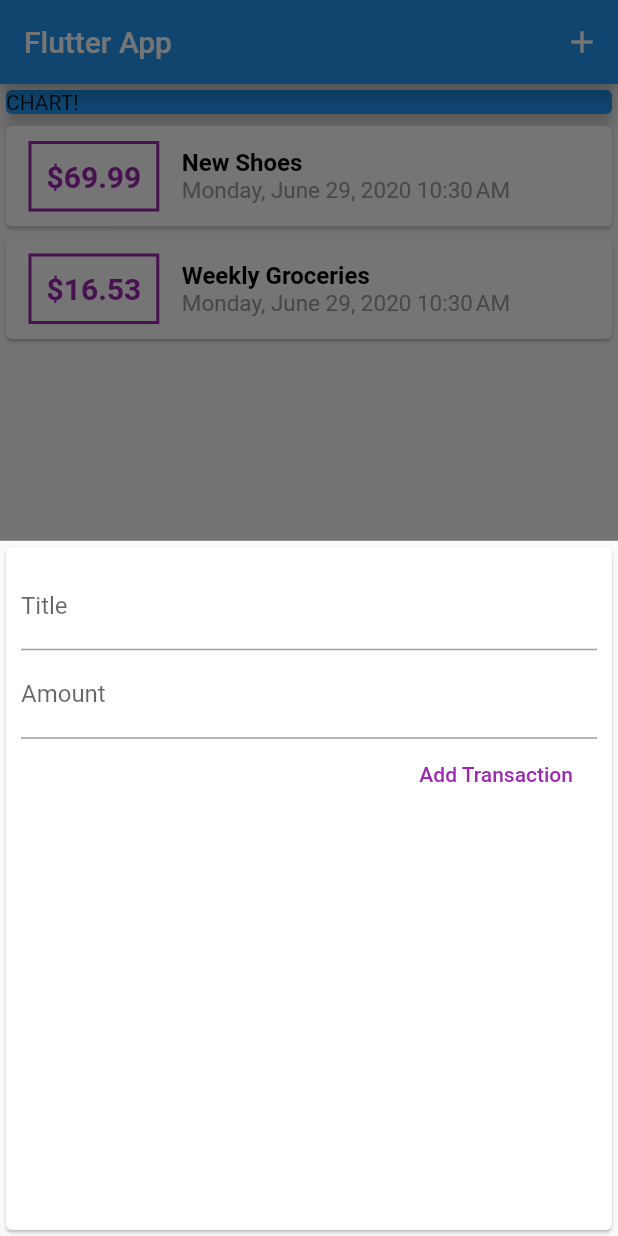
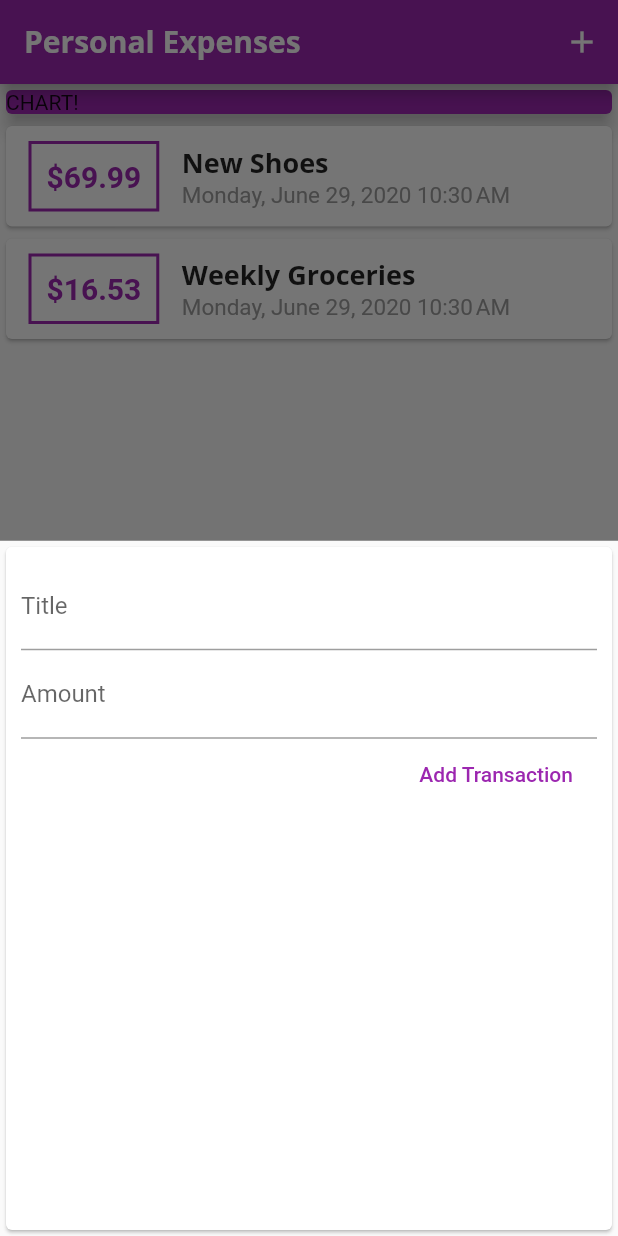
Before and after one commit to oliviasl/Expense-Tracker, a Flutter app: the screen it shows after launch, after a tap on the "add" icon, on a phone screen of 412 x 824 dp. Run offline on Flutter 3.47's test engine with Material 2 defaults, Android fonts, the phone set to English and light mode, and no system bars.

Commit message:
Add theme

```diff
--- a/lib/main.dart
+++ b/lib/main.dart
@@ -10,7 +10,27 @@ class MyApp extends StatelessWidget {
   @override
   Widget build(BuildContext context) {
     return MaterialApp(
-      title: 'Flutter App',
+      title: 'Personal Expenses',
+      theme: ThemeData(
+        primarySwatch: Colors.purple,
+        accentColor: Colors.amber,
+        fontFamily: 'Quicksand',
+        textTheme: ThemeData.light().textTheme.copyWith(
+              headline6: TextStyle(
+                  fontFamily: 'OpenSans',
+                  fontWeight: FontWeight.bold,
+                  fontSize: 18),
+            ),
+        appBarTheme: AppBarTheme(
+          textTheme: ThemeData.light().textTheme.copyWith(
+                headline6: TextStyle(
+                  fontFamily: 'OpenSans',
+                  fontSize: 20,
+                  fontWeight: FontWeight.bold,
+                ),
+              ),
+        ),
+      ),
       home: MyHomePage(),
     );
   }
@@ -67,7 +87,7 @@ class _MyHomePageState extends State<MyHomePage> {
   Widget build(BuildContext context) {
     return Scaffold(
       appBar: AppBar(
-        title: Text('Flutter App'),
+        title: Text('Personal Expenses'),
         actions: <Widget>[
           IconButton(
             icon: Icon(Icons.add),
@@ -83,7 +103,7 @@ class _MyHomePageState extends State<MyHomePage> {
               width: double.infinity,
               child: Card(
                 child: Text('CHART!'),
-                color: Colors.blue,
+                color: Theme.of(context).primaryColor,
                 elevation: 5,
               ),
             ),
--- a/lib/widgets/new_transaction.dart
+++ b/lib/widgets/new_transaction.dart
@@ -1,11 +1,18 @@
 import 'package:flutter/material.dart';
 
-class NewTransaction extends StatelessWidget {
-  final titleController = TextEditingController();
-  final amountController = TextEditingController();
+class NewTransaction extends StatefulWidget {
   final Function addNewTransaction;
 
   NewTransaction(this.addNewTransaction);
+
+  @override
+  _NewTransactionState createState() => _NewTransactionState();
+}
+
+class _NewTransactionState extends State<NewTransaction> {
+  final titleController = TextEditingController();
+
+  final amountController = TextEditingController();
 
   void submitData() {
     final enteredTitle = titleController.text;
@@ -15,10 +22,12 @@ class NewTransaction extends StatelessWidget {
       return;
     }
 
-    addNewTransaction(
+    widget.addNewTransaction(
       titleController.text,
       double.parse(amountController.text),
     );
+
+    Navigator.of(context).pop();
   }
 
   @override
@@ -48,7 +57,7 @@ class NewTransaction extends StatelessWidget {
             ),
             FlatButton(
               child: Text('Add Transaction'),
-              textColor: Colors.purple,
+              textColor: Theme.of(context).primaryColor,
               onPressed: submitData,
             )
           ],
--- a/lib/widgets/transaction_list.dart
+++ b/lib/widgets/transaction_list.dart
@@ -24,7 +24,7 @@ class TransactionList extends StatelessWidget {
                   ),
                   decoration: BoxDecoration(
                     border: Border.all(
-                      color: Colors.purple,
+                      color: Theme.of(context).primaryColor,
                       width: 2,
                     ),
                   ),
@@ -34,21 +34,21 @@ class TransactionList extends StatelessWidget {
                     style: TextStyle(
                       fontWeight: FontWeight.bold,
                       fontSize: 20,
-                      color: Colors.purple,
+                      color: Theme.of(context).primaryColor,
                     ),
                   ),
                 ),
                 Column(
                   crossAxisAlignment: CrossAxisAlignment.start,
                   children: <Widget>[
-                    Text(transactions[index].title,
-                        style: TextStyle(
-                          color: Colors.black,
-                          fontSize: 16,
-                          fontWeight: FontWeight.bold,
-                        )),
                     Text(
-                      DateFormat.yMMMMEEEEd('en_US').add_jm().format(transactions[index].date),
+                      transactions[index].title,
+                      style: Theme.of(context).textTheme.headline6,
+                    ),
+                    Text(
+                      DateFormat.yMMMMEEEEd('en_US')
+                          .add_jm()
+                          .format(transactions[index].date),
                       style: TextStyle(
                         color: Colors.grey,
                         fontSize: 15,
```
Also changed, not shown: pubspec.yaml (+11 -6 lines), assets/fonts/OpenSans-Bold.ttf (added), assets/fonts/OpenSans-Regular.ttf (added), assets/fonts/Quicksand-Bold.ttf (added), assets/fonts/Quicksand-Regular.ttf (added).
